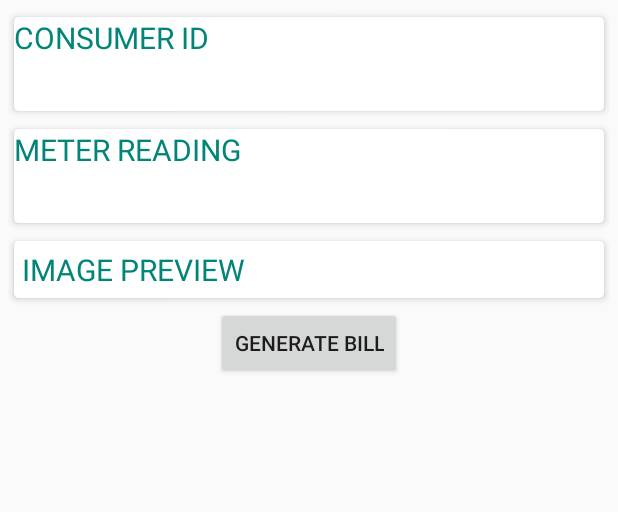
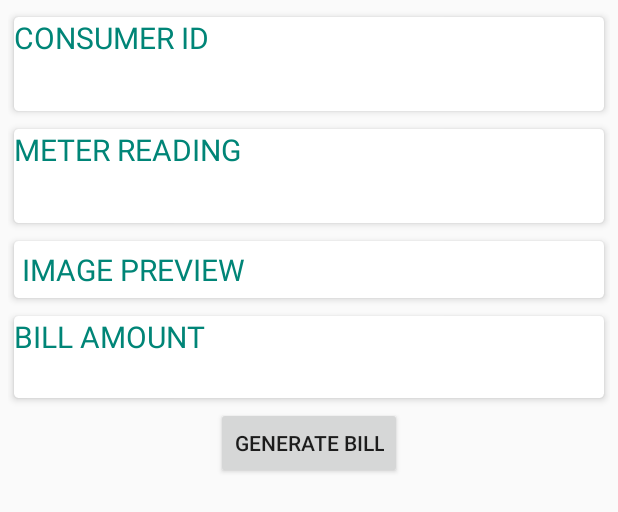
Before and after one commit to gridwirepro/GRID_WIREPRO, an Android app: the layout text_recognition.xml on its own in the app's theme, with its tools: preview values and no code run, on a phone screen of 412 x 824 dp. Shown: the top 512 px of the screen. Run offline under Robolectric (Android 15) with nearby library versions, the phone set to English and light mode, and no system bars.

Commit message:
4/10/2019 3:46

```diff
--- a/app/src/main/java/com/project/gridwirepro/billandpay.java
+++ b/app/src/main/java/com/project/gridwirepro/billandpay.java
@@ -49,7 +49,6 @@ public class billandpay extends AppCompatActivity {
                     try {
                         for (DataSnapshot ca : dataSnapshot.getChildren()) {
                             consumerdata c=ca.getValue(consumerdata.class);
-                            Toast.makeText(billandpay.this, "hii", Toast.LENGTH_SHORT).show();
                             tv.setText("ID :-\t\t\t"+c.getConsumerid()+"\nNAME :-\t\t\t"+c.getName()+"\nEMAIL :-\t\t\t"+c.getEmail()+"\nADDRESS :-\t\t\t"+c.getAddress()+"\nPHONE NUMBER :-\t\t\t"+c.getPhno()+"\nMETER READING :-\t\t\t"+c.getMeterreading()+"\nBILL AMOUNT :-\t\t\t"+c.getBillamnt());
 
                         }
--- a/app/src/main/java/com/project/gridwirepro/consumer.java
+++ b/app/src/main/java/com/project/gridwirepro/consumer.java
@@ -88,7 +88,7 @@ public class consumer extends AppCompatActivity {
             DatabaseReference databasereference2= FirebaseDatabase.getInstance().getReference("consumer");
             String id = databasereference2.push().getKey();
             float billamnt= (float) 0.00;
-           consumerdata cd=new consumerdata(con_mobile.getText().toString(),con_address.getText().toString(),con_email.getText().toString(),con_reading.getText().toString(),con_name.getText().toString(),con_id.getText().toString(),billamnt);
+           consumerdata cd=new consumerdata(con_mobile.getText().toString(),con_address.getText().toString(),con_email.getText().toString(),Float.valueOf(con_reading.getText().toString()),con_name.getText().toString(),con_id.getText().toString(),billamnt);
             databasereference2.child(con_id.getText().toString()).setValue(cd);
 
         }
--- a/app/src/main/res/layout/text_recognition.xml
+++ b/app/src/main/res/layout/text_recognition.xml
@@ -115,11 +115,38 @@
                 </LinearLayout>
 
             </androidx.cardview.widget.CardView>
+        <androidx.cardview.widget.CardView
+            android:layout_width="match_parent"
+            android:layout_height="wrap_content"
+            app:cardBackgroundColor="#fff"
+            app:cardUseCompatPadding="true"
+            app:cardCornerRadius="3dp"
+            app:cardElevation="3dp">
+        <LinearLayout
+            android:layout_width="match_parent"
+            android:layout_height="wrap_content"
+            android:orientation="vertical">
+            <TextView
+                android:text="BILL AMOUNT"
+                android:textColor="@color/colorPrimary"
+                android:textSize="20sp"
+                android:layout_width="match_parent"
+                android:layout_height="wrap_content" />
+            <TextView
+                android:id="@+id/fbill"
+                android:text=""
+                android:textColor="#000000"
+                android:textSize="20sp"
+                android:layout_width="match_parent"
+                android:layout_height="wrap_content" />
+        </LinearLayout>
+        </androidx.cardview.widget.CardView>
             <LinearLayout
                 android:layout_width="wrap_content"
                 android:layout_height="wrap_content"
                 android:orientation="horizontal"
                 android:layout_gravity="center_horizontal">
+
             <Button
                 android:id="@+id/pay"
                 android:layout_width="wrap_content"
```
Also changed, not shown: app/src/main/java/com/project/gridwirepro/consumerdata.java (+5 -5 lines), app/src/main/java/com/project/gridwirepro/text_recognition.java (+51 -1 lines).
